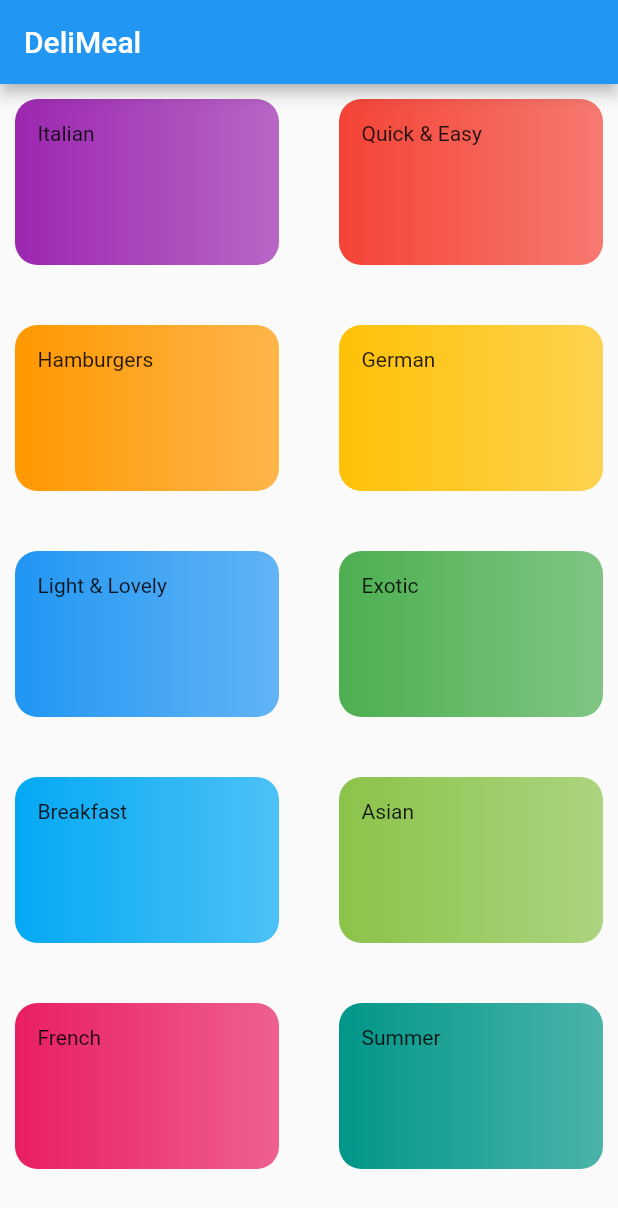
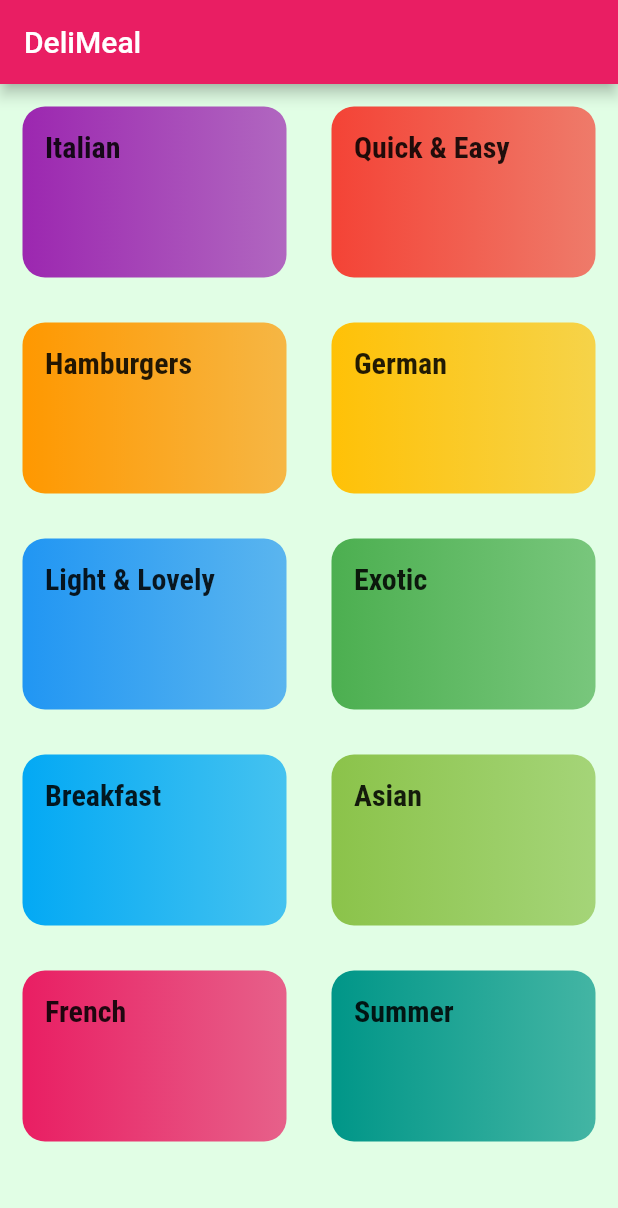
Before and after one commit to amirul12/meal-flutter, a Flutter app: the screen it shows after launch, on a phone screen of 412 x 824 dp. Shown: the top 1208 px of the screen. Run offline on Flutter 3.47's test engine with Material 2 defaults, Android fonts, the phone set to English and light mode, and no system bars.

Commit message:
6. Styling & Theming

```diff
--- a/lib/category_item.dart
+++ b/lib/category_item.dart
@@ -9,9 +9,9 @@
   @override
   Widget build(BuildContext context) {
     return Container(
- margin: EdgeInsets.all(10),
+ margin: EdgeInsets.all(5),
       padding: const EdgeInsets.all(15),
-      child: Text(title),
+      child: Text(title, style: Theme.of(context).textTheme.subtitle1,),
       decoration: BoxDecoration(
         gradient: LinearGradient(colors: [
           color.withOpacity(0.7),
--- a/lib/category_screen.dart
+++ b/lib/category_screen.dart
@@ -11,6 +11,7 @@
         title: const Text('DeliMeal'),
       ),
       body: GridView(
+        padding: EdgeInsets.all(10),
         children: DUMMY_CATEGORIED.map((e) {
           return CategoryItem(title: e.title, color: e.color);
         }).toList(),
--- a/lib/main.dart
+++ b/lib/main.dart
@@ -15,7 +15,24 @@
     return MaterialApp(
       title: 'DeliMeals',
       theme: ThemeData(
-        primarySwatch: Colors.blue,
+        primarySwatch: Colors.pink,
+        accentColor: Colors.pink,
+        canvasColor: const Color.fromRGBO(225, 254, 229, 1),
+        fontFamily: 'Raleway',
+        textTheme: ThemeData.light().textTheme.copyWith(
+          bodyText1: const TextStyle(
+            color: Color.fromRGBO(20, 51, 51, 1)
+          ),
+          bodyText2: const TextStyle(
+            color:  Color.fromRGBO(20, 51, 51, 1)
+          ),
+          subtitle1: const TextStyle(
+            fontSize: 20,
+            fontFamily: 'RobotoCondensed',
+            fontWeight: FontWeight.bold
+          )
+        )
+
       ),
       home: const CategoryScreen(),
     );
```
Also changed, not shown: pubspec.yaml (+19 -11 lines), assets/fonts/Raleway-Black.ttf (added), assets/fonts/Raleway-Bold.ttf (added), assets/fonts/Raleway-Regular.ttf (added), assets/fonts/RobotoCondensed-Bold.ttf (added), assets/fonts/RobotoCondensed-Italic.ttf (added), assets/fonts/RobotoCondensed-Light.ttf (added), assets/fonts/RobotoCondensed-Regular.ttf (added).
